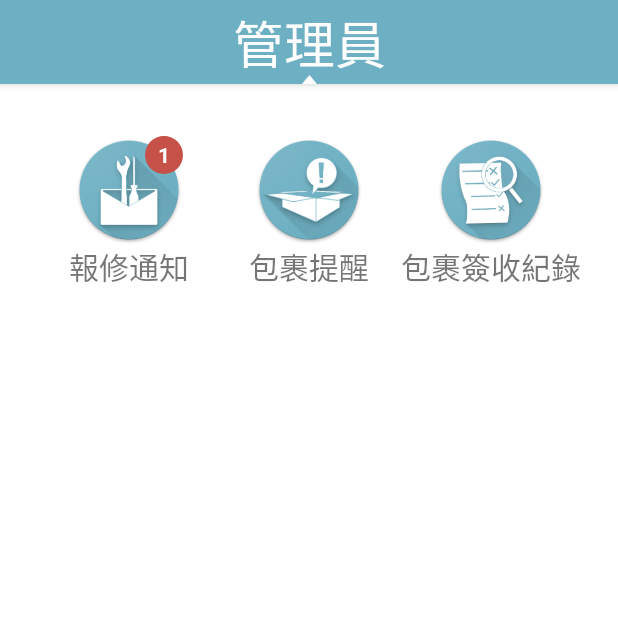
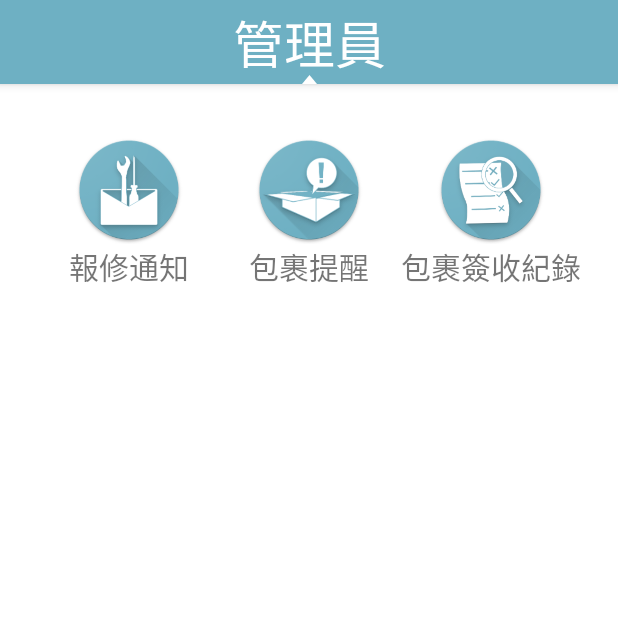
Before and after one commit to Yicheng-1218/DormitoryHelper, an Android app: the AdminMainPage screen opened directly, with no data from a screen before it, on a phone screen of 412 x 824 dp, the top half of it. Run offline under Robolectric (Android 15) with nearby library versions, the phone set to English and light mode, and no system bars.

Commit message:
修正推播通知

```diff
--- a/app/src/main/java/com/example/tkulife_pro/admin/FixReportViewModel.kt
+++ b/app/src/main/java/com/example/tkulife_pro/admin/FixReportViewModel.kt
@@ -14,26 +14,6 @@ class FixReportViewModel: ViewModel() {
 
     private val repList:MutableLiveData<JSONArray> by lazy {
         MutableLiveData<JSONArray>().also {
-            repRequest()
-
-        }
-    }
-    private val conList:MutableLiveData<JSONArray> by lazy {
-        MutableLiveData<JSONArray>().also {
-            conRequest()
-//TODO
-        }
-    }
-
-    fun getRepList():LiveData<JSONArray>{
-        return repList
-    }
-    fun getConList():LiveData<JSONArray>{
-        return conList
-    }
-
-    private fun repRequest(){
-        //        request報修清單(rep)
             OkHttpUtil.mOkHttpUtil.getAsync("https://tkudorm.site/repairList/rep",object : OkHttpUtil.ICallback {
                 override fun onResponse(response: Response) {
 //                回傳報修清單陣列
@@ -48,8 +28,9 @@ class FixReportViewModel: ViewModel() {
                 }
             })
         }
-    private fun conRequest(){
-//TODO
+    }
+    private val conList:MutableLiveData<JSONArray> by lazy {
+        MutableLiveData<JSONArray>().also {
             OkHttpUtil.mOkHttpUtil.getAsync("https://tkudorm.site/repairList/con",object : OkHttpUtil.ICallback {
                 override fun onResponse(response: Response) {
 //                回傳報修清單陣列
@@ -63,3 +44,12 @@ class FixReportViewModel: ViewModel() {
             })
         }
     }
+
+    fun getRepList():LiveData<JSONArray>{
+        return repList
+    }
+    fun getConList():LiveData<JSONArray>{
+        return conList
+    }
+
+}
--- a/app/src/main/java/com/example/tkulife_pro/student/laundry/peaktimeChart/BarChartModel.kt
+++ b/app/src/main/java/com/example/tkulife_pro/student/laundry/peaktimeChart/BarChartModel.kt
@@ -31,7 +31,7 @@ class BarChartModel {
             }
         }
         private fun genRandArr():List<Int>{
-            return List(9){Random.nextInt(1,100)}
+            return List(9){Random.nextInt(30,100)}
         }
     }
 
--- a/app/src/main/java/com/example/tkulife_pro/student/stdPackage/PackagePage.kt
+++ b/app/src/main/java/com/example/tkulife_pro/student/stdPackage/PackagePage.kt
@@ -95,7 +95,11 @@ class PackagePage : AppCompatActivity() ,PackageAdapter.OnItemClick {
                 }
 
                 override fun onFailure(e: IOException) {
-                    Toast.makeText(this@PackagePage,"請求錯誤",Toast.LENGTH_LONG).show()
+                    runOnUiThread {
+                        binding.progressBar4.isVisible=false
+                        Toast.makeText(this@PackagePage,"請求錯誤",Toast.LENGTH_LONG).show()
+
+                    }
                 }
 
             })
--- a/app/src/main/res/layout/activity_admin_main_page.xml
+++ b/app/src/main/res/layout/activity_admin_main_page.xml
@@ -78,9 +78,10 @@
         android:layout_height="25dp"
         android:background="@drawable/circle_bg"
         android:gravity="center"
-        android:text="1"
+        android:text="0"
         android:textColor="@color/white"
         android:textStyle="bold"
+        android:visibility="gone"
         app:layout_constraintEnd_toEndOf="@+id/imageButton4"
         app:layout_constraintTop_toTopOf="@+id/imageButton4" />
 
--- a/app/src/main/res/values/strings.xml
+++ b/app/src/main/res/values/strings.xml
@@ -2,7 +2,7 @@
     <string name="app_name">淡江i生活</string>
     <string name="trashReminder">0</string>
     <string name="littleTimer">1</string>
-
+    <string name="packageReminder">2</string>
     <string-array name="floor">
         <item>一樓</item>
         <item>二樓</item>
```
Also changed, not shown: app/src/main/java/com/example/tkulife_pro/FCMService.kt (+11 -8 lines), app/src/main/java/com/example/tkulife_pro/student/laundry/LittleTimer.kt (+11 -10 lines), app/src/main/java/com/example/tkulife_pro/student/reminder/PushNotification.kt (+4 -5 lines). Lines whose indentation alone changed are shown as unchanged.
